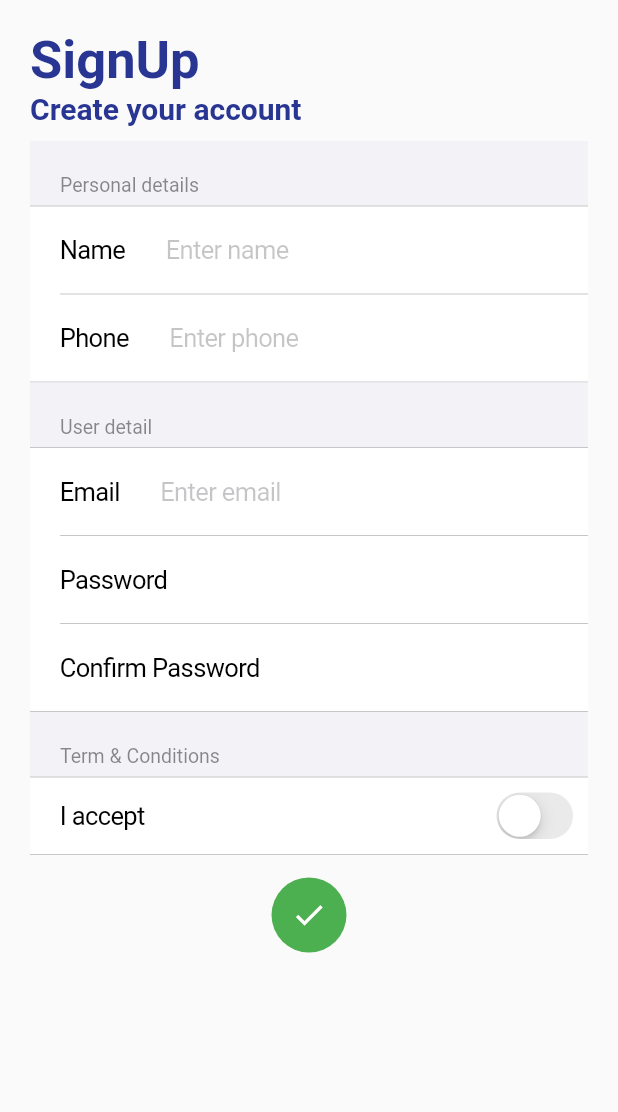
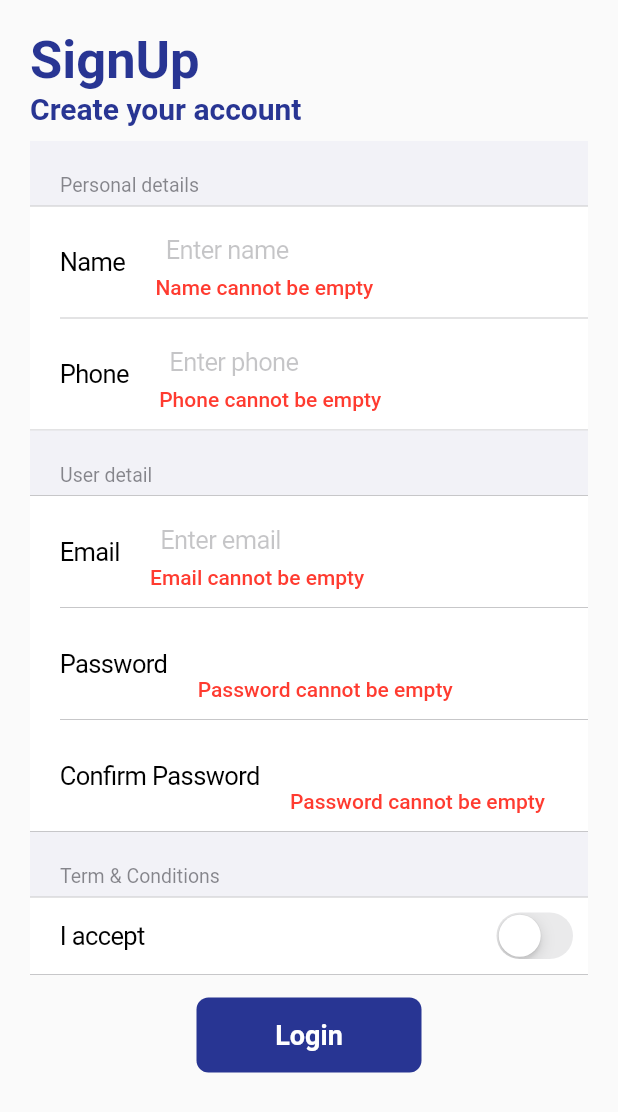
Before and after one commit to alphadead/lesson_2, a Flutter app: the screen it shows after launch, after a tap on "Login", on a phone screen of 412 x 824 dp. Shown: the top 1112 px of the screen. Run offline on Flutter 3.47's test engine with Material 2 defaults, Android fonts, the phone set to English and light mode, and no system bars; our stand-ins replace fluttertoast.

```diff
--- a/lib/main.dart
+++ b/lib/main.dart
@@ -1,5 +1,8 @@
+import 'dart:async';
+
 import 'package:flutter/cupertino.dart';
 import 'package:flutter/material.dart';
+import 'package:lesson_2/profile.dart';
 
 void main() {
   runApp(MyApp());
@@ -35,14 +38,44 @@ class SignUpPage extends StatefulWidget {
   _SignUpPageState createState() => _SignUpPageState();
 }
 
-TextEditingController nameController = TextEditingController();
-TextEditingController phoneController = TextEditingController();
-TextEditingController passController = TextEditingController();
-TextEditingController passRepController = TextEditingController();
+// TextEditingController nameController = TextEditingController();
+// TextEditingController phoneController = TextEditingController();
+// TextEditingController passController = TextEditingController();
+// TextEditingController passRepController = TextEditingController();
 
 class _SignUpPageState extends State<SignUpPage> {
   bool changeButton = false;
   bool iAccept = false;
+  String pass = '';
+  final _formKey = GlobalKey<FormState>();
+
+  String name = '';
+  String number = '';
+  String email = '';
+
+  moveToHome(BuildContext context) async {
+    if (_formKey.currentState!.validate()) {
+      setState(() {
+        changeButton = true;
+      });
+      await Future.delayed(Duration(seconds: 1));
+      await Navigator.push(
+        context,
+        MaterialPageRoute(
+          builder: (context) => ProfilePage(
+            name: name,
+            number: number,
+            email: email,
+          ),
+        ),
+      );
+
+      setState(() {
+        changeButton = false;
+      });
+    }
+  }
+
   @override
   Widget build(BuildContext context) {
     return Scaffold(
@@ -50,6 +83,9 @@ class _SignUpPageState extends State<SignUpPage> {
         child: SafeArea(
           child: Padding(
             padding: EdgeInsets.fromLTRB(20, 20, 20, 20),
+            child: Form(
+              key: _formKey,
+              autovalidateMode: AutovalidateMode.always,
               child: Column(
                 crossAxisAlignment: CrossAxisAlignment.start,
                 children: [
@@ -76,31 +112,37 @@ class _SignUpPageState extends State<SignUpPage> {
                       CupertinoFormRow(
                         child: CupertinoTextFormFieldRow(
                             placeholder: 'Enter name',
-                        controller: nameController,
-                        onChanged: (val) {
-                          setState(() {
-                            nameController.text = val;
-                          });
-                        },
                             validator: (value) {
                               if (value!.isEmpty) {
-                            return "Username cannot be empty";
+                                return "Name cannot be empty";
                               }
 
                               return null;
                             },
-                      ),
+                            onChanged: (val) {
+                              setState(() {
+                                name = val;
+                              });
+                              print(name);
+                            }),
                         prefix: Text('Name'),
                       ),
                       CupertinoFormRow(
                         child: CupertinoTextFormFieldRow(
                             keyboardType: TextInputType.number,
                             placeholder: 'Enter phone',
-                        controller: phoneController,
+                            validator: (value) {
+                              if (value!.isEmpty) {
+                                return "Phone cannot be empty";
+                              }
+
+                              return null;
+                            },
                             onChanged: (val) {
-                          phoneController.text = val;
-                        },
-                      ),
+                              setState(() {
+                                number = val;
+                              });
+                            }),
                         prefix: Text('Phone'),
                       ),
                     ],
@@ -110,20 +152,33 @@ class _SignUpPageState extends State<SignUpPage> {
                     children: [
                       CupertinoFormRow(
                         child: CupertinoTextFormFieldRow(
-                        onFieldSubmitted: (val) {
-                          if (val == '') return;
+                            placeholder: 'Enter email',
+                            keyboardType: TextInputType.emailAddress,
+                            validator: (value) {
+                              if (value!.isEmpty) {
+                                return "Email cannot be empty";
+                              }
+
+                              return null;
                             },
-                        keyboardType: TextInputType.emailAddress,
-                        placeholder: 'Enter email',
-                      ),
+                            onChanged: (val) {
+                              setState(() {
+                                email = val;
+                              });
+                            }),
                         prefix: Text('Email'),
                       ),
                       CupertinoFormRow(
                         child: CupertinoTextFormFieldRow(
                           obscureText: true,
-                        controller: passController,
-                        onChanged: (val) {
-                          passController.text = val;
+                          validator: (value) {
+                            if (value!.isEmpty) {
+                              return "Password cannot be empty";
+                            } else if (value.length < 6) {
+                              return "Password length should be more than 6";
+                            }
+
+                            return null;
                           },
                         ),
                         prefix: Text('Password'),
@@ -131,13 +186,18 @@ class _SignUpPageState extends State<SignUpPage> {
                       CupertinoFormRow(
                         child: CupertinoTextFormFieldRow(
                           obscureText: true,
-                        controller: passRepController,
-                        onChanged: (val) {
-                          passRepController.text = val;
+                          validator: (value) {
+                            if (value!.isEmpty) {
+                              return "Password cannot be empty";
+                            } else if (value.length < 6) {
+                              return "Password length should be more than 6";
+                            }
+
+                            return null;
                           },
                         ),
                         prefix: Text('Confirm Password'),
-                    )
+                      ),
                     ],
                   ),
                   CupertinoFormSection(
@@ -185,13 +245,10 @@ class _SignUpPageState extends State<SignUpPage> {
                   Center(
                     child: Material(
                       color: changeButton ? Colors.green : Colors.indigo[800],
-                    borderRadius: BorderRadius.circular(changeButton ? 50 : 8),
+                      borderRadius:
+                          BorderRadius.circular(changeButton ? 50 : 8),
                       child: InkWell(
-                      onTap: () {
-                        setState(() {
-                          changeButton = true;
-                        });
-                      },
+                        onTap: () => moveToHome(context),
                         child: AnimatedContainer(
                           duration: Duration(seconds: 1),
                           width: changeButton ? 50 : 150,
@@ -218,47 +275,7 @@ class _SignUpPageState extends State<SignUpPage> {
             ),
           ),
         ),
-    );
-  }
-
-  bool checkvalid() {
-    bool isValid = true;
-    if (phoneController.text == '') {
-      isValid = false;
-    } else if (nameController.text == '') {
-      isValid = false;
-    } else if (passController.text == '') {
-      isValid = false;
-    } else if (passRepController.text == '' ||
-        passRepController.text != passController.text) {
-      isValid = false;
-    } else if (iAccept == false) {
-      isValid = false;
-    }
-
-    return isValid;
-  }
-}
-
-class ProfileView extends StatefulWidget {
-  const ProfileView({Key? key}) : super(key: key);
-
-  @override
-  _ProfileViewState createState() => _ProfileViewState();
-}
-
-class _ProfileViewState extends State<ProfileView> {
-  @override
-  Widget build(BuildContext context) {
-    return Scaffold(
-      appBar: AppBar(
-        leading: GestureDetector(
-            onTap: () {
-              Navigator.pop(context);
-            },
-            child: Icon(Icons.arrow_back_ios)),
       ),
-      body: Center(child: Text('Hie')),
     );
   }
 }
```
Also changed, not shown: lib/profile.dart (added, +317 -0 lines), pubspec.yaml (+4 -3 lines), assets/Ad.jpeg (added), pubspec.lock. Lines whose indentation alone changed are shown as unchanged.
